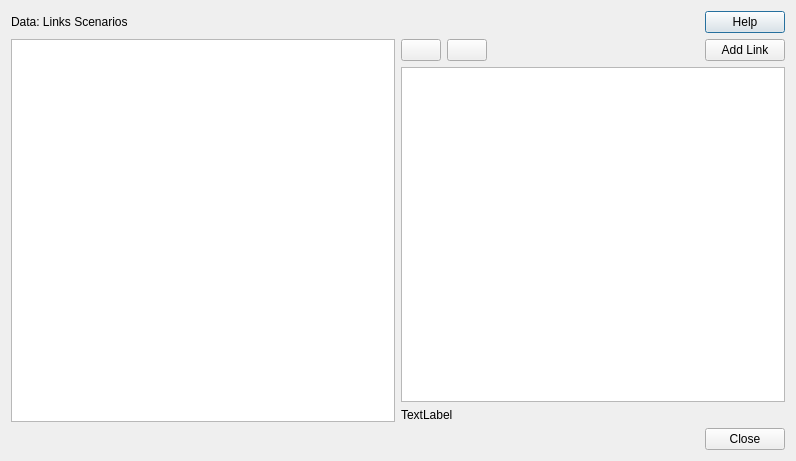
TomasdelaBarra/QTRANUS, file links.ui: the form before one commit.
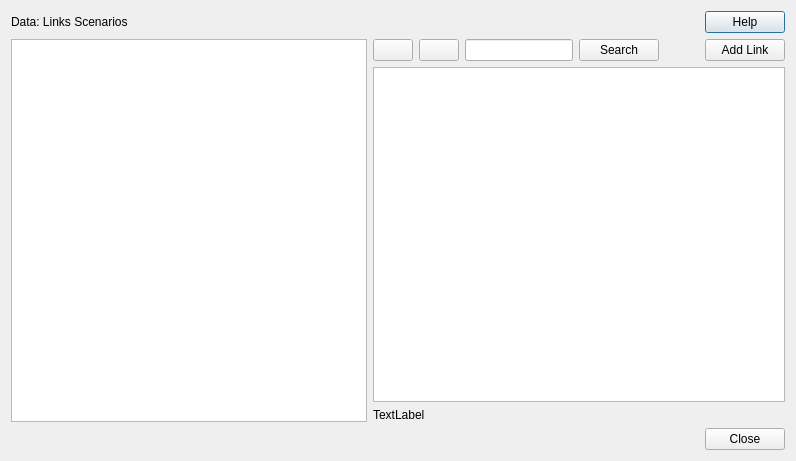
The form after the commit. Icons and pictures are not drawn.

```diff
--- a/links.ui
+++ b/links.ui
@@ -72,6 +72,20 @@
                </property>
               </widget>
              </item>
+             <item>
+              <widget class="QLineEdit" name="le_search">
+               <property name="inputMask">
+                <string/>
+               </property>
+              </widget>
+             </item>
+             <item>
+              <widget class="QPushButton" name="btn_search">
+               <property name="text">
+                <string>Search</string>
+               </property>
+              </widget>
+             </item>
              <item>
               <spacer name="horizontalSpacer_3">
                <property name="orientation">
```
